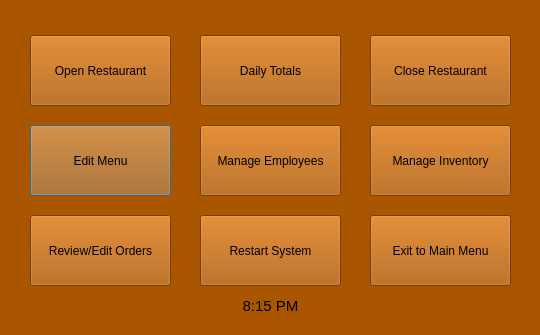
Qt form systemmenu.ui (DirgeForge/tripping-octo-boo) before a commit; both pictures show x 0 to 540 and y 145 to 480 of the 540 by 480 pixel window.
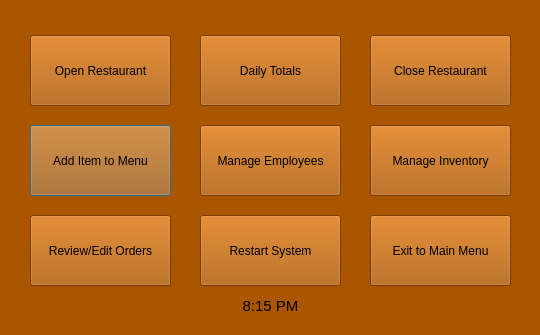
The same form after that commit.

```diff
--- a/systemmenu.ui
+++ b/systemmenu.ui
@@ -459,7 +459,7 @@
     </rect>
    </property>
    <property name="text">
-    <string>Edit Menu</string>
+    <string>Add Item to Menu</string>
    </property>
   </widget>
   <widget class="QPushButton" name="pushButton_2">
```
